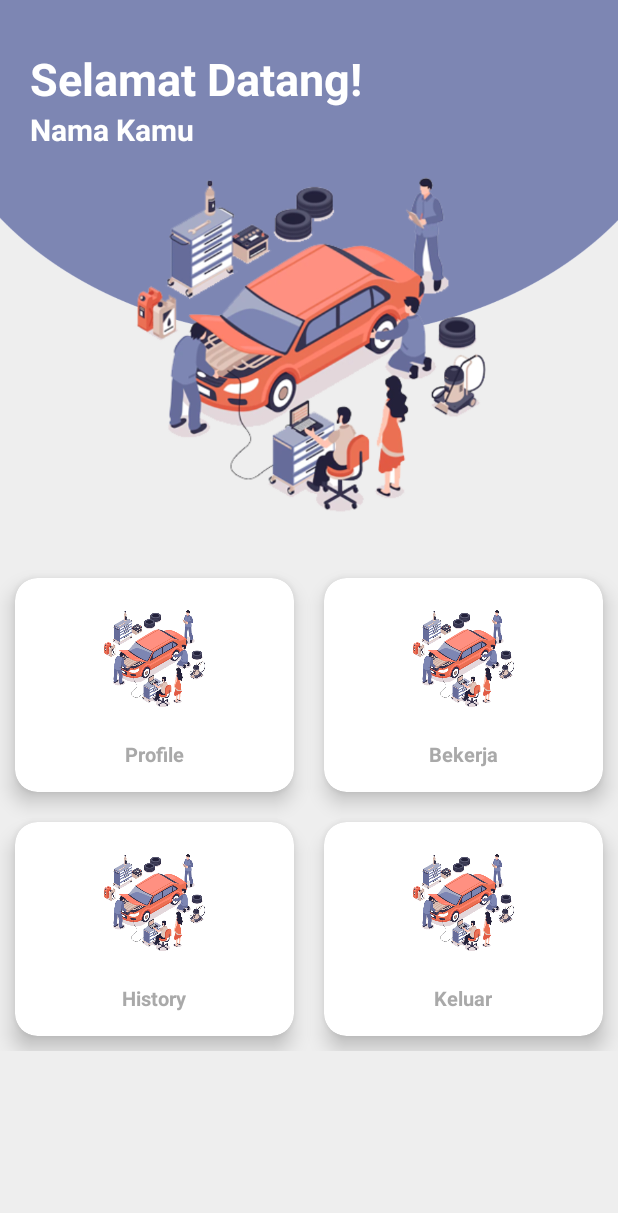
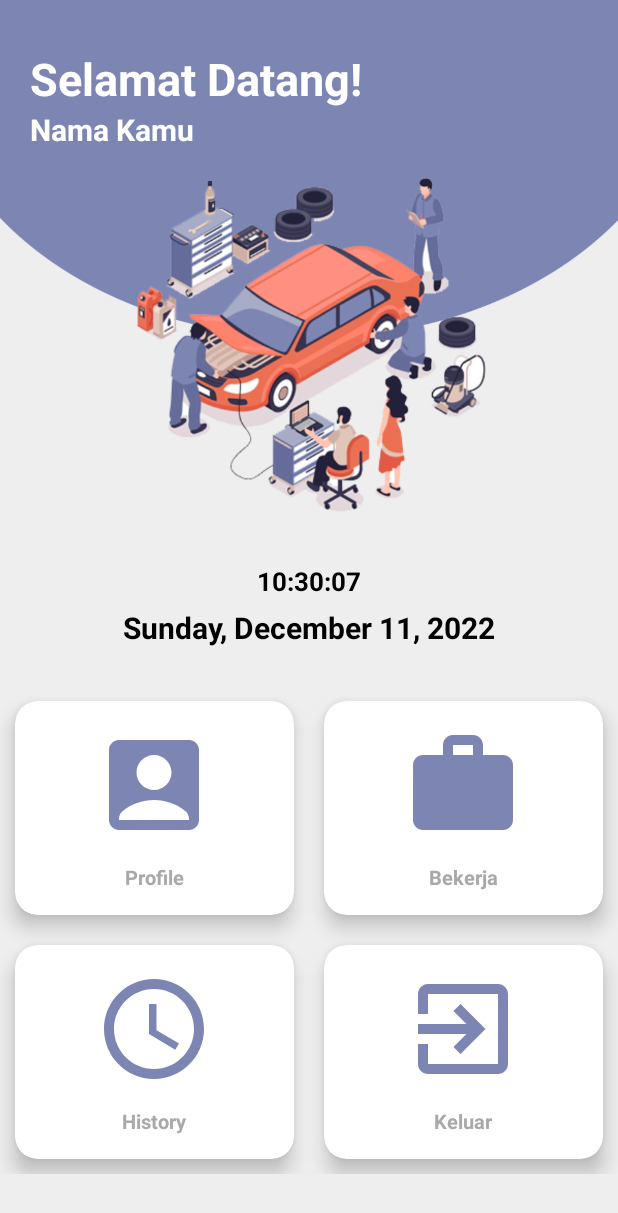
Before and after one commit to briant24/ManajemenBengkel, an Android app: the screen it shows after launch (MainActivity), on a phone screen of 412 x 824 dp. Shown: the top 1213 px of the screen. Run offline under Robolectric (Android 15) with nearby library versions, the phone set to English and light mode, and no system bars.

Commit message:
Dashboard Teknisi

```diff
--- a/app/src/main/java/com/michi/manajemenbengkel/gold/MainActivity.java
+++ b/app/src/main/java/com/michi/manajemenbengkel/gold/MainActivity.java
@@ -3,12 +3,24 @@ package com.michi.manajemenbengkel.gold;
 import androidx.appcompat.app.AppCompatActivity;
 
 import android.os.Bundle;
+import android.widget.TextView;
+
+import java.text.DateFormat;
+import java.util.Calendar;
 
 public class MainActivity extends AppCompatActivity {
+    TextView nama, tanggal;
+    String snama, currentdate;
 
     @Override
     protected void onCreate(Bundle savedInstanceState) {
         super.onCreate(savedInstanceState);
         setContentView(R.layout.activity_main);
+        nama = findViewById(R.id.intNama);
+        tanggal = findViewById(R.id.txt_tgl);
+
+        Calendar calendar = Calendar.getInstance();
+        currentdate = DateFormat.getDateInstance(android.icu.text.DateFormat.FULL).format(calendar.getTime());
+        tanggal.setText(currentdate);
     }
 }
--- /dev/null
+++ b/app/src/main/res/drawable/ic_exit.xml
@@ -0,0 +1,10 @@
+<vector xmlns:android="http://schemas.android.com/apk/res/android"
+    android:width="24dp"
+    android:height="24dp"
+    android:viewportWidth="24"
+    android:viewportHeight="24"
+    android:tint="@color/accent_apk">
+  <path
+      android:fillColor="@android:color/white"
+      android:pathData="M10.09,15.59L11.5,17l5,-5 -5,-5 -1.41,1.41L12.67,11H3v2h9.67l-2.58,2.59zM19,3H5c-1.11,0 -2,0.9 -2,2v4h2V5h14v14H5v-4H3v4c0,1.1 0.89,2 2,2h14c1.1,0 2,-0.9 2,-2V5c0,-1.1 -0.9,-2 -2,-2z"/>
+</vector>
--- /dev/null
+++ b/app/src/main/res/drawable/ic_history.xml
@@ -0,0 +1,13 @@
+<vector xmlns:android="http://schemas.android.com/apk/res/android"
+    android:width="24dp"
+    android:height="24dp"
+    android:viewportWidth="24"
+    android:viewportHeight="24"
+    android:tint="@color/accent_apk">
+  <path
+      android:fillColor="@android:color/white"
+      android:pathData="M11.99,2C6.47,2 2,6.48 2,12s4.47,10 9.99,10C17.52,22 22,17.52 22,12S17.52,2 11.99,2zM12,20c-4.42,0 -8,-3.58 -8,-8s3.58,-8 8,-8 8,3.58 8,8 -3.58,8 -8,8z"/>
+  <path
+      android:fillColor="@android:color/white"
+      android:pathData="M12.5,7H11v6l5.25,3.15 0.75,-1.23 -4.5,-2.67z"/>
+</vector>
--- /dev/null
+++ b/app/src/main/res/drawable/ic_kerja.xml
@@ -0,0 +1,10 @@
+<vector xmlns:android="http://schemas.android.com/apk/res/android"
+    android:width="24dp"
+    android:height="24dp"
+    android:viewportWidth="24"
+    android:viewportHeight="24"
+    android:tint="@color/accent_apk">
+  <path
+      android:fillColor="@android:color/white"
+      android:pathData="M20,6h-4L16,4c0,-1.11 -0.89,-2 -2,-2h-4c-1.11,0 -2,0.89 -2,2v2L4,6c-1.11,0 -1.99,0.89 -1.99,2L2,19c0,1.11 0.89,2 2,2h16c1.11,0 2,-0.89 2,-2L22,8c0,-1.11 -0.89,-2 -2,-2zM14,6h-4L10,4h4v2z"/>
+</vector>
--- /dev/null
+++ b/app/src/main/res/drawable/ic_profile.xml
@@ -0,0 +1,10 @@
+<vector xmlns:android="http://schemas.android.com/apk/res/android"
+    android:width="24dp"
+    android:height="24dp"
+    android:viewportWidth="24"
+    android:viewportHeight="24"
+    android:tint="@color/accent_apk">
+  <path
+      android:fillColor="@android:color/white"
+      android:pathData="M19,3H5C3.9,3 3,3.9 3,5v14c0,1.1 0.9,2 2,2h14c1.1,0 2,-0.9 2,-2V5C21,3.9 20.1,3 19,3zM12,6c1.93,0 3.5,1.57 3.5,3.5c0,1.93 -1.57,3.5 -3.5,3.5s-3.5,-1.57 -3.5,-3.5C8.5,7.57 10.07,6 12,6zM19,19H5v-0.23c0,-0.62 0.28,-1.2 0.76,-1.58C7.47,15.82 9.64,15 12,15s4.53,0.82 6.24,2.19c0.48,0.38 0.76,0.97 0.76,1.58V19z"/>
+</vector>
--- a/app/src/main/res/layout/activity_main.xml
+++ b/app/src/main/res/layout/activity_main.xml
@@ -25,15 +25,16 @@
                 android:textStyle="bold"
                 android:textColor="@color/white"
                 android:text="Selamat Datang!"/>
+
             <TextView
-                android:layout_below="@id/text"
                 android:id="@+id/intNama"
                 android:layout_width="wrap_content"
                 android:layout_height="wrap_content"
+                android:layout_below="@id/text"
+                android:text="Nama Kamu"
+                android:textColor="@color/white"
                 android:textSize="20sp"
-                android:textStyle="bold"
-                android:textColor="@color/white"
-                android:text="Nama Kamu"/>
+                android:textStyle="bold" />
         </RelativeLayout>
 
         <ImageView
@@ -41,6 +42,29 @@
             android:layout_width="match_parent"
             android:layout_height="275dp"
             app:srcCompat="@drawable/pict" />
+
+        <TextClock
+            android:id="@+id/txt_jam"
+            android:layout_width="match_parent"
+            android:layout_height="wrap_content"
+            android:textSize="17sp"
+            android:format12Hour="hh:mm:ss"
+            android:textColor="@color/black"
+            android:textStyle="bold"
+            android:gravity="center"
+            android:text="JAM" />
+
+        <TextView
+            android:id="@+id/txt_tgl"
+            android:layout_width="match_parent"
+            android:layout_height="wrap_content"
+            android:textSize="20sp"
+            android:textColor="@color/black"
+            android:textStyle="bold"
+            android:gravity="center"
+            android:paddingTop="5dp"
+            android:paddingBottom="25dp"
+            android:text="TANGGAL" />
 
         <GridLayout
             android:layout_width="match_parent"
@@ -68,7 +92,7 @@
                     <ImageView
                         android:layout_width="80dp"
                         android:layout_height="80dp"
-                        android:src="@drawable/pict" />
+                        android:src="@drawable/ic_profile" />
                     <TextView
                         android:layout_marginTop="12dp"
                         android:layout_width="wrap_content"
@@ -98,7 +122,7 @@
                     <ImageView
                         android:layout_width="80dp"
                         android:layout_height="80dp"
-                        android:src="@drawable/pict" />
+                        android:src="@drawable/ic_kerja" />
                     <TextView
                         android:layout_marginTop="12dp"
                         android:layout_width="wrap_content"
@@ -128,7 +152,7 @@
                     <ImageView
                         android:layout_width="80dp"
                         android:layout_height="80dp"
-                        android:src="@drawable/pict" />
+                        android:src="@drawable/ic_history" />
                     <TextView
                         android:layout_marginTop="12dp"
                         android:layout_width="wrap_content"
@@ -158,7 +182,7 @@
                     <ImageView
                         android:layout_width="80dp"
                         android:layout_height="80dp"
-                        android:src="@drawable/pict" />
+                        android:src="@drawable/ic_exit" />
                     <TextView
                         android:layout_marginTop="12dp"
                         android:layout_width="wrap_content"
```
